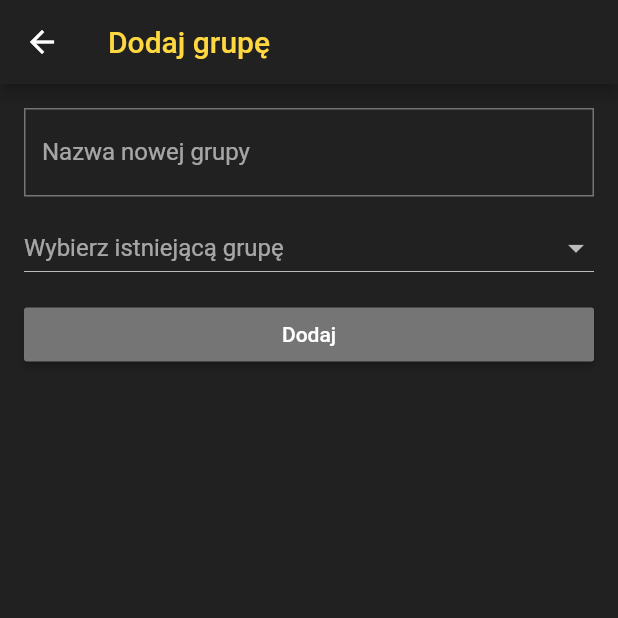
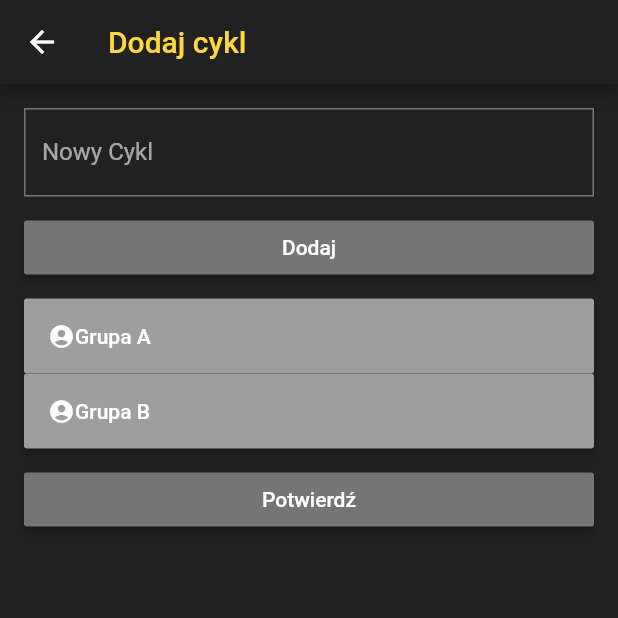
Before and after one commit to kamil-korwiel/Locato2, a Flutter app: the AddGroup screen opened directly, on a phone screen of 412 x 824 dp, the top half of it. Run offline on Flutter 3.47's test engine with Material 2 defaults, Android fonts, the phone set to English and light mode, and no system bars; our stand-ins replace flutter_datetime_picker, flutter_speed_dial, flutter_typeahead, geolocator, google_maps_flutter, sqflite and 1 more; missing offline and left inert: geocoder, throttling; accounts and stored records are empty.

Commit message:
Poprawa ekranów dodawania

```diff
--- a/Projekt/lib/pages/add_group.dart
+++ b/Projekt/lib/pages/add_group.dart
@@ -13,8 +13,6 @@ class AddGroup extends StatefulWidget {
 }
 
 class _AddGroupState extends State<AddGroup> {
-
-
   final _text = TextEditingController();
 
   Group newgroup = Group();
@@ -26,27 +24,25 @@ class _AddGroupState extends State<AddGroup> {
 
   String _value;
   String _group;
+  List<String> groups = ["Grupa A", "Grupa B"];
+  List<Color> _colors = [Colors.grey, Colors.amber[400]];
+  int _currentIndex = 0;
 
   Widget build(BuildContext context) {
     return Scaffold(
       appBar: AppBar(
-        title: Text("Dodaj grupę"),
+        title: Text("Dodaj cykl"),
       ),
       body: Padding(
           padding: const EdgeInsets.all(16.0),
-          child: Container(
-              child: ListView(
-//            mainAxisSize: MainAxisSize.max,
-//            mainAxisAlignment: MainAxisAlignment.center,
-                  children: <Widget>[
+          child: ListView(children: <Widget>[
             new TextFormField(
               controller: _text,
               decoration: new InputDecoration(
-                        labelText: "Nazwa nowej grupy",
+                labelText: "Nowy Cykl",
                 border: new OutlineInputBorder(
                   borderRadius: new BorderRadius.circular(0.0),
-                          borderSide: new BorderSide(
-                          ),
+                  borderSide: new BorderSide(),
                 ),
               ),
               keyboardType: TextInputType.text,
@@ -54,40 +50,66 @@ class _AddGroupState extends State<AddGroup> {
             SizedBox(
               height: 10.0,
             ),
-                    new DropdownButton<String>(
-                      isExpanded: true,
-                      items: [
-                        DropdownMenuItem<String>(
-                          child: Text('Grupa 1'),
-                          value: 'one',
+            new RaisedButton(
+              onPressed: () {
+                groups.add(_text.text);
+                _text.clear();
+                setState(() {});
+              },
+              child: Text('Dodaj'),
             ),
-                        DropdownMenuItem<String>(
-                          child: Text('Grupa 2'),
-                          value: 'two',
+            SizedBox(
+              height: 10.0,
             ),
-                        DropdownMenuItem<String>(
-                          child: Text('Grupa 3'),
-                          value: 'three',
+            new ListView.builder(
+                shrinkWrap: true,
+                itemCount: groups.length,
+                itemBuilder: (context, index) {
+                  return RaisedButton(
+                    child: Container(
+                      alignment: Alignment.center,
+                      height: 50.0,
+                      child: Row(
+                        mainAxisAlignment: MainAxisAlignment.spaceBetween,
+                        children: <Widget>[
+                          Row(
+                            children: <Widget>[
+                              Container(
+                                child: Row(
+                                  children: <Widget>[
+                                    Icon(
+                                      Icons.account_circle,
+                                      size: 18.0,
+                                    ),
+                                    Text(groups[index]),
+                                  ],
+                                ),
+                              )
+                            ],
                           ),
                         ],
-                      onChanged: (String value) {
-                        setState(() {
-                          _value = value;
-                        });
-                      },
-                      hint: Text('Wybierz istniejącą grupę'),
-                      value: _value,
                       ),
+                    ),
+                    onPressed: () => setState(() {
+                      if (_currentIndex == 0) {
+                        _currentIndex = 1;
+                      } else {
+                        _currentIndex = 0;
+                      }
+                    }),
+                    color: _colors[_currentIndex],
+                  );
+                }),
             SizedBox(
               height: 10.0,
             ),
             new RaisedButton(
               onPressed: () {
-
                 Navigator.pop(context);
               },
-                      child: Text('Dodaj'),
+              child: Text('Potwierdź'),
             ),
-                  ]))),
+          ])),
     );
-  }}
+  }
+}
```
Also changed, not shown: Projekt/lib/main.dart (+22 -27 lines), Projekt/lib/pages/add_cycle.dart (+41 -10 lines), Projekt/lib/pages/add_event.dart (+10 -5 lines), Projekt/lib/pages/add_notification.dart (+43 -10 lines), Projekt/lib/pages/add_task.dart (+6 -6 lines). Lines whose indentation alone changed are shown as unchanged.
